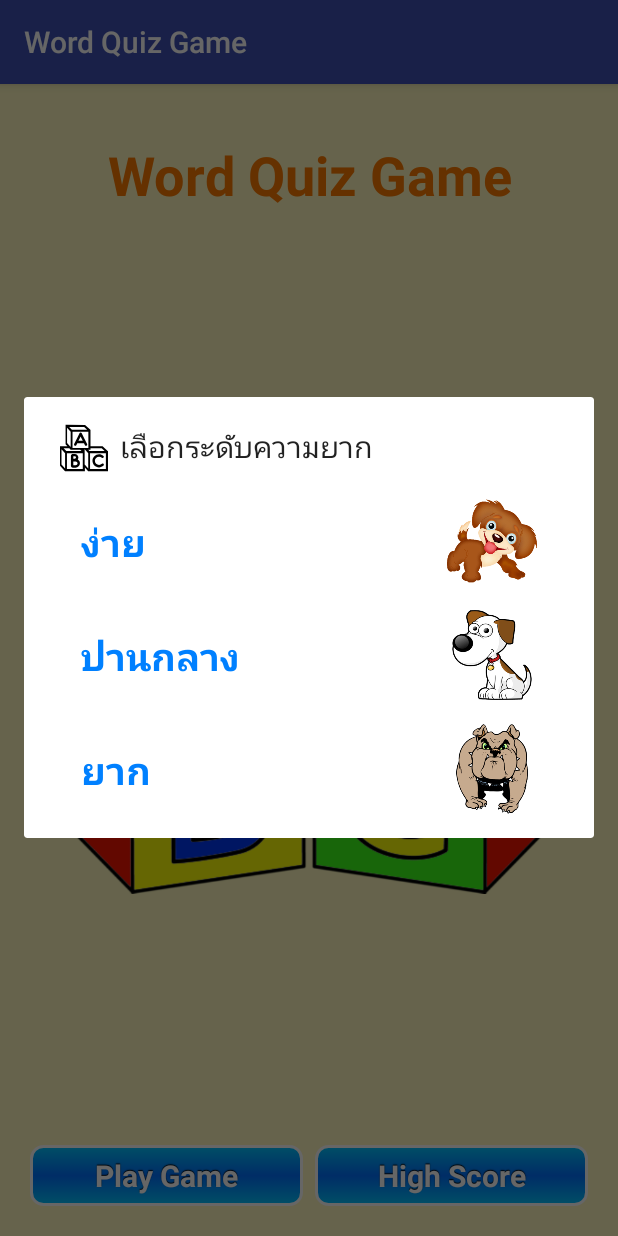
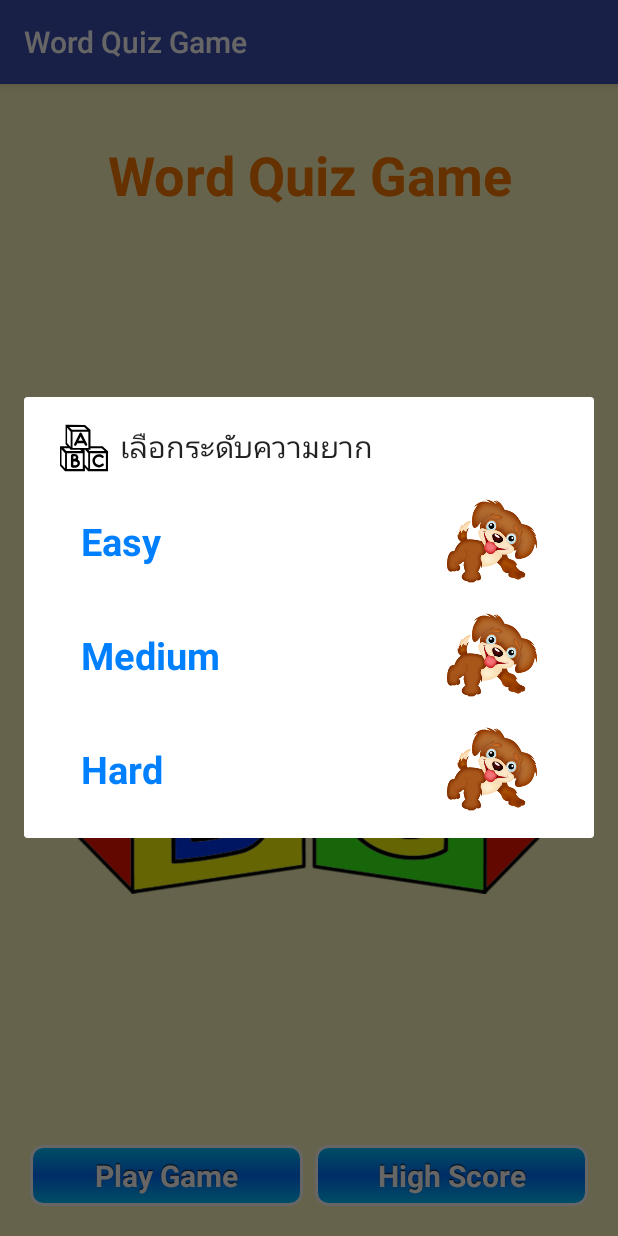
Before and after one commit to 3bugs/WordQuizGame-Master, an Android app: the screen it shows after launch (MainActivity), after a tap on "Play Game", on a phone screen of 412 x 824 dp. Run offline under Robolectric (Android 15) with nearby library versions, the phone set to English and light mode, and no system bars.

Commit message:
Create string-array resource to store difficulty labels. Cleanup lots of things.

```diff
--- a/app/src/main/java/com/example/wordquizgamemaster/MainActivity.java
+++ b/app/src/main/java/com/example/wordquizgamemaster/MainActivity.java
@@ -15,9 +15,6 @@ import android.widget.Button;
 import android.widget.ImageView;
 import android.widget.TextView;
 import android.widget.Toast;
-
-import java.util.ArrayList;
-import java.util.Arrays;
 
 public class MainActivity extends AppCompatActivity {
 
@@ -57,15 +54,16 @@ public class MainActivity extends AppCompatActivity {
     }
 
     private void showPlainChooseDifficultyDialog() {
-        final String[] items = new String[]{"ง่าย", "ปานกลาง", "ยาก"};
+        final String[] diffLabels = getResources().getStringArray(R.array.difficulty_labels);
+        //final String[] diffLabels = new String[]{"ง่าย", "ปานกลาง", "ยาก"};
 
         AlertDialog.Builder dialog = new AlertDialog.Builder(MainActivity.this);
         dialog.setTitle("เลือกระดับความยาก");
         dialog.setIcon(R.drawable.abc);
-        dialog.setItems(items, new DialogInterface.OnClickListener() {
+        dialog.setItems(diffLabels, new DialogInterface.OnClickListener() {
             @Override
             public void onClick(DialogInterface dialog, int which) {
-                Log.i(TAG, "คุณเลือก: " + items[which]);
+                Log.i(TAG, "คุณเลือก: " + diffLabels[which]);
 
                 Intent i = new Intent(MainActivity.this, GameActivity.class);
                 i.putExtra(GameActivity.KEY_DIFFICULTY, which);
@@ -73,31 +71,15 @@ public class MainActivity extends AppCompatActivity {
             }
         });
         dialog.show();
-
-/*
-        dialog.setMessage("Message");
-        dialog.setPositiveButton("OK", new DialogInterface.OnClickListener() {
-            @Override
-            public void onClick(DialogInterface dialog, int which) {
-                Log.i(TAG, "คุณคลิกปุ่ม OK");
-            }
-        });
-
-        dialog.setNegativeButton("Cancel", new DialogInterface.OnClickListener() {
-            @Override
-            public void onClick(DialogInterface dialog, int which) {
-                Log.i(TAG, "คุณคลิกปุ่ม Cancel");
-            }
-        });
-*/
     }
 
     private void showCustomChooseDifficultyDialog() {
-        final String[] items = new String[]{"ง่าย", "ปานกลาง", "ยาก"};
+        final String[] diffLabels = getResources().getStringArray(R.array.difficulty_labels);
+        //final String[] diffLabels = new String[]{"ง่าย", "ปานกลาง", "ยาก"};
         DifficultyOptionsAdapter adapter = new DifficultyOptionsAdapter(
                 this,
                 R.layout.difficulty_row,
-                new ArrayList<>(Arrays.asList(items))
+                diffLabels
         );
 
         AlertDialog.Builder dialog = new AlertDialog.Builder(MainActivity.this);
@@ -128,29 +110,30 @@ public class MainActivity extends AppCompatActivity {
 
     private static class DifficultyOptionsAdapter extends ArrayAdapter<String> {
 
-        private Context context;
-        private int itemLayoutId;
-        private ArrayList<String> difficulties;
+        private Context mContext;
+        private int mItemLayoutId;
+        private String[] mDifficulties;
 
         public DifficultyOptionsAdapter(Context context, int itemLayoutId,
-                                        ArrayList<String> difficulties) {
+                                        String[] difficulties) {
             super(context, itemLayoutId, difficulties);
 
-            this.context = context;
-            this.itemLayoutId = itemLayoutId;
-            this.difficulties = difficulties;
+            this.mContext = context;
+            this.mItemLayoutId = itemLayoutId;
+            this.mDifficulties = difficulties;
         }
 
         @Override
         public View getView(int position, View convertView, ViewGroup parent) {
             LayoutInflater inflater = (LayoutInflater)
-                    context.getSystemService(Context.LAYOUT_INFLATER_SERVICE);
-            View row = inflater.inflate(itemLayoutId, parent, false);
+                    mContext.getSystemService(Context.LAYOUT_INFLATER_SERVICE);
+
+            View row = inflater.inflate(mItemLayoutId, parent, false);
 
             TextView difficultyTextView = (TextView) row.findViewById(R.id.difficulty_text_view);
             ImageView difficultyImageView = (ImageView) row.findViewById(R.id.difficulty_image_view);
 
-            String diff = difficulties.get(position);
+            String diff = mDifficulties[position];
             difficultyTextView.setText(diff);
 
             if (diff.equals("ง่าย")) {
--- a/app/src/main/java/com/example/wordquizgamemaster/db/DatabaseHelper.java
+++ b/app/src/main/java/com/example/wordquizgamemaster/db/DatabaseHelper.java
@@ -17,9 +17,11 @@ public class DatabaseHelper extends SQLiteOpenHelper {
     public static final String COL_SCORE = "score";
     public static final String COL_DIFFICULTY = "difficulty";
 
+/*
     public static final int DIFFICULTY_EASY = 0;
     public static final int DIFFICULTY_MEDIUM = 1;
     public static final int DIFFICULTY_HARD = 2;
+*/
 
     public DatabaseHelper(Context context) {
         super(context, DATABASE_NAME, null, DATABASE_VERSION);
--- a/app/src/main/res/layout/activity_game.xml
+++ b/app/src/main/res/layout/activity_game.xml
@@ -1,3 +1,4 @@
+<?xml version="1.0" encoding="utf-8"?>
 <LinearLayout xmlns:android="http://schemas.android.com/apk/res/android"
               xmlns:tools="http://schemas.android.com/tools"
               android:layout_width="match_parent"
--- a/app/src/main/res/layout/guess_button.xml
+++ b/app/src/main/res/layout/guess_button.xml
@@ -1,3 +1,4 @@
+<?xml version="1.0" encoding="utf-8"?>
 <Button
     xmlns:android="http://schemas.android.com/apk/res/android"
     android:layout_width="0dp"
--- a/app/src/main/res/values-w820dp/dimens.xml
+++ b/app/src/main/res/values-w820dp/dimens.xml
@@ -1,3 +1,4 @@
+<?xml version="1.0" encoding="utf-8"?>
 <resources>
     <!-- Example customization of dimensions originally defined in res/values/dimens.xml
          (such as screen margins) for screens with more than 820dp of available width. This
--- a/app/src/main/res/values/dimens.xml
+++ b/app/src/main/res/values/dimens.xml
@@ -1,3 +1,4 @@
+<?xml version="1.0" encoding="utf-8"?>
 <resources>
     <!-- Default screen margins, per the Android Design guidelines. -->
     <dimen name="activity_horizontal_margin">16dp</dimen>
--- a/app/src/main/res/values/strings.xml
+++ b/app/src/main/res/values/strings.xml
@@ -4,4 +4,14 @@
     <string name="app_title">Word Quiz Game</string>
     <string name="play_game_label">Play Game</string>
     <string name="high_score_label">High Score</string>
+
+    <string name="easy_label">Easy</string>
+    <string name="medium_label">Medium</string>
+    <string name="hard_label">Hard</string>
+
+    <string-array name="difficulty_labels">
+        <item name="easy">@string/easy_label</item>
+        <item name="medium">@string/medium_label</item>
+        <item name="hard">@string/hard_label</item>
+    </string-array>
 </resources>
--- a/app/src/main/res/values/styles.xml
+++ b/app/src/main/res/values/styles.xml
@@ -1,5 +1,5 @@
+<?xml version="1.0" encoding="utf-8"?>
 <resources>
-
     <!-- Base application theme. -->
     <style name="AppTheme" parent="Theme.AppCompat.Light.DarkActionBar">
         <!-- Customize your theme here. -->
@@ -38,5 +38,4 @@
         <item name="android:layout_height">1dp</item>
         <item name="android:background">?android:attr/listDivider</item>
     </style>
-
 </resources>
```
Also changed, not shown: app/src/main/java/com/example/wordquizgamemaster/GameActivity.java (+12 -6 lines), app/src/main/java/com/example/wordquizgamemaster/HighScoreActivity.java (+32 -31 lines), app/src/main/res/layout/activity_high_score.xml (+0 -12 lines), 1 other file.
